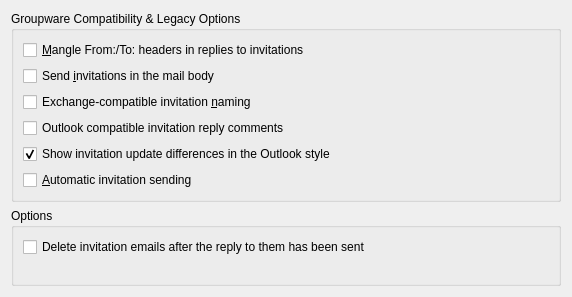
Before: the Qt Designer form messageviewer/ui/invitationsettings.ui in KDE/kdepim, drawn with Qt 5.
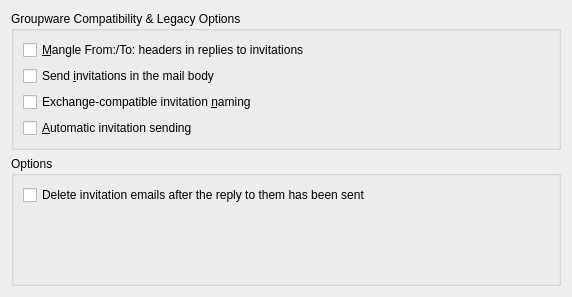
After: the same form once the commit is applied.

Commit message: Remove legacy outlook support

The edit to the form file:
```diff
--- a/messageviewer/ui/invitationsettings.ui
+++ b/messageviewer/ui/invitationsettings.ui
@@ -49,32 +49,6 @@
         </property>
        </widget>
       </item>
-      <item>
-       <widget class="QCheckBox" name="mOutlookCompatibleInvitationComments">
-        <property name="toolTip">
-         <string>Send invitation reply comments in a way that Microsoft Outlook(tm) understands.</string>
-        </property>
-        <property name="text">
-         <string>Outlook compatible invitation reply comments</string>
-        </property>
-       </widget>
-      </item>
-      <item>
-       <widget class="QCheckBox" name="mOutlookCompatibleInvitationComparisons">
-        <property name="toolTip">
-         <string>Display invitation update differences in the Microsoft Outlook(tm) style.</string>
-        </property>
-        <property name="whatsThis">
-         <string>When viewing invitation updates, show the differences in the Microsoft Outlook style.</string>
-        </property>
-        <property name="text">
-         <string>Show invitation update differences in the Outlook style</string>
-        </property>
-        <property name="checked">
-         <bool>true</bool>
-        </property>
-       </widget>
-      </item>
       <item>
        <widget class="QCheckBox" name="mAutomaticSending">
         <property name="toolTip">
```
The commit also changes 4 other files.
